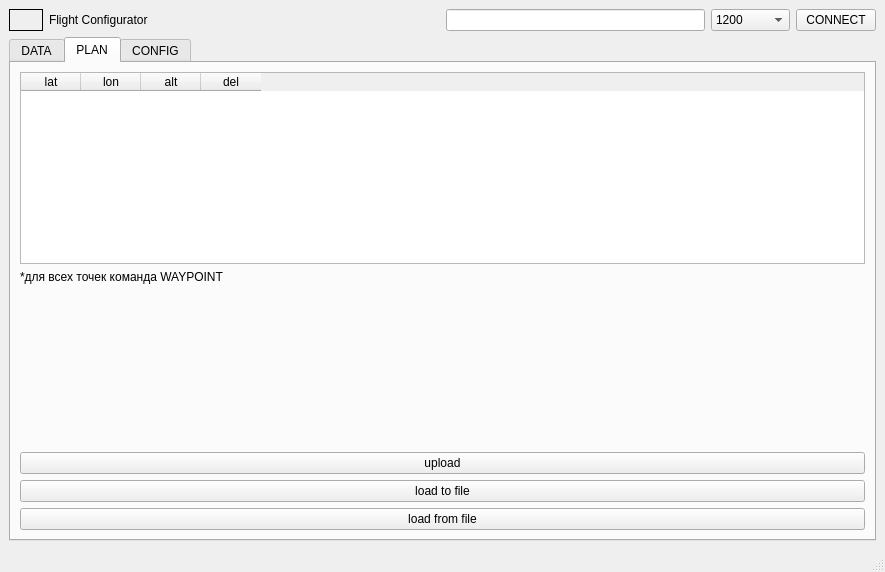
Above: FlightConfigurator_v1/src/mainwindow.ui from CrucianFrik/FlightConfigurator before the change. Below: the same form after it.
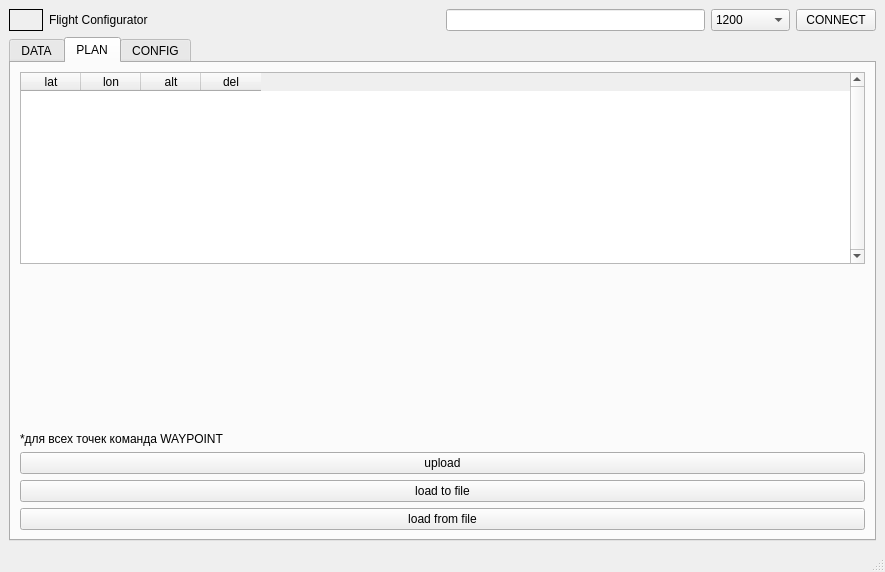
That is the form after the change. The open tabs and pages were chosen to show the change. Icons and pictures are not drawn. Custom widgets are drawn as their Qt base class.

```diff
--- a/FlightConfigurator_v1/src/mainwindow.ui
+++ b/FlightConfigurator_v1/src/mainwindow.ui
@@ -370,6 +370,12 @@
                   <height>0</height>
                  </size>
                 </property>
+                <property name="verticalScrollBarPolicy">
+                 <enum>Qt::ScrollBarAlwaysOn</enum>
+                </property>
+                <property name="horizontalScrollBarPolicy">
+                 <enum>Qt::ScrollBarAlwaysOff</enum>
+                </property>
                 <property name="rowCount">
                  <number>0</number>
                 </property>
@@ -401,13 +407,6 @@
                 </column>
                </widget>
               </item>
-              <item>
-               <widget class="QLabel" name="label_9">
-                <property name="text">
-                 <string>*для всех точек команда WAYPOINT</string>
-                </property>
-               </widget>
-              </item>
               <item>
                <spacer name="verticalSpacer_2">
                 <property name="orientation">
@@ -421,6 +420,13 @@
                 </property>
                </spacer>
               </item>
+              <item>
+               <widget class="QLabel" name="label_9">
+                <property name="text">
+                 <string>*для всех точек команда WAYPOINT</string>
+                </property>
+               </widget>
+              </item>
               <item>
                <widget class="QPushButton" name="pushButton_3">
                 <property name="text">
```
